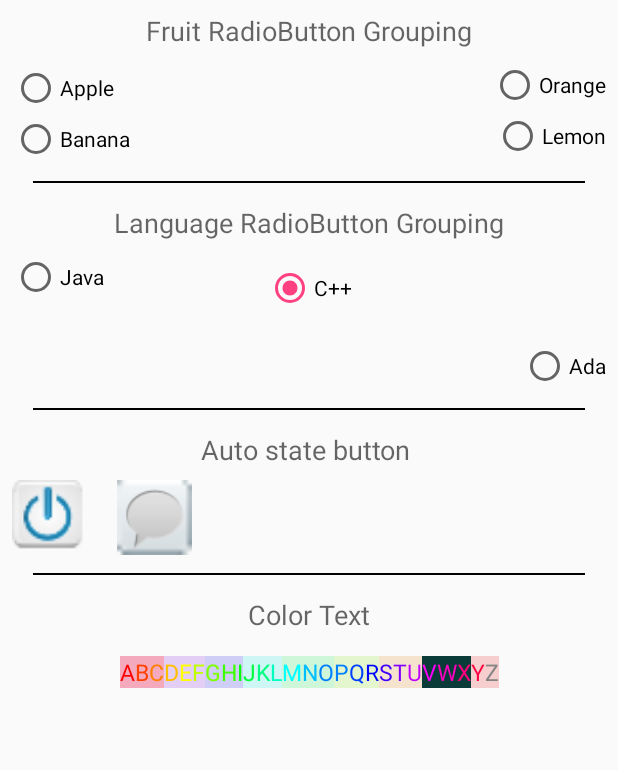
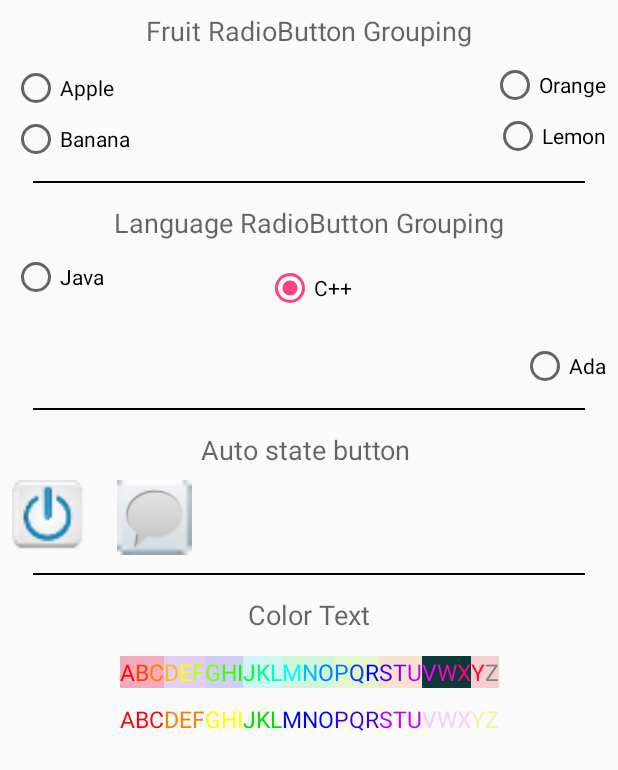
Before and after one commit to simair2000/AndroidUtils, an Android app: the screen it shows after launch (UIExamActivity), after a tap on "UI_TEST", on a phone screen of 412 x 824 dp. Shown: the top 770 px of the screen. Run offline under Robolectric (Android 15) with nearby library versions, the phone set to English and light mode, and no system bars; 2 other taps on this screen came first.

Commit message:
ColorTextView

```diff
--- a/00.AndroidUtils/app/src/main/java/com/simair/android/androidutils/example/UIExamActivity.java
+++ b/00.AndroidUtils/app/src/main/java/com/simair/android/androidutils/example/UIExamActivity.java
@@ -25,6 +25,7 @@ public class UIExamActivity extends AppCompatActivity implements ARadioGroup.Che
     private RadioButton radioAda;
     private ARadioGroup languageRadioGroup;
     private ColorTextView textColor;
+    private ColorTextView textColor2;
 
     public static Intent getIntent(Context context) {
         Intent i = new Intent(context, UIExamActivity.class);
@@ -83,6 +84,22 @@ public class UIExamActivity extends AppCompatActivity implements ARadioGroup.Che
         textColor.setTextColor("X", Color.parseColor("#FF0080"));
         textColor.setTextColor("Y", Color.parseColor("#FF0040"));
         textColor.setTextColor("Z", Color.parseColor("#848484"));
+
+
+
+
+        textColor2 = (ColorTextView)findViewById(R.id.textColor2);
+
+        ColorTextView.Part part1 = new ColorTextView.Part("ABC", Color.parseColor("#FF0000"));
+        ColorTextView.Part part2 = new ColorTextView.Part("DEF", Color.parseColor("#FF8000"));
+        ColorTextView.Part part3 = new ColorTextView.Part("GHI", Color.parseColor("#FFFF00"));
+        ColorTextView.Part part4 = new ColorTextView.Part("JKL", Color.parseColor("#01DF01"));
+        ColorTextView.Part part5 = new ColorTextView.Part("MNO", Color.parseColor("#0000FF"));
+        ColorTextView.Part part6 = new ColorTextView.Part("PQR", Color.parseColor("#3A01DF"));
+        ColorTextView.Part part7 = new ColorTextView.Part("STU", Color.parseColor("#BF00FF"));
+        ColorTextView.Part part8 = new ColorTextView.Part("VWX", Color.parseColor("#F6CEF5"));
+        ColorTextView.Part part9 = new ColorTextView.Part("YZ", Color.parseColor("#F2F5A9"));
+        textColor2.setTextColor(part1, part2, part3, part4, part5, part6, part7, part8, part9);
     }
 
     private void initStateButton() {
--- a/00.AndroidUtils/app/src/main/java/com/simair/android/androidutils/ui/ColorTextView.java
+++ b/00.AndroidUtils/app/src/main/java/com/simair/android/androidutils/ui/ColorTextView.java
@@ -29,9 +29,14 @@ public class ColorTextView extends TextView {
         spannableString = new SpannableString(getText().toString());
     }
 
-    public class Part {
+    public static class Part {
         String subString;
         int color;
+
+        public Part(String subString, int color) {
+            this.subString = subString;
+            this.color = color;
+        }
     }
 
     /**
--- a/00.AndroidUtils/app/src/main/res/layout/activity_uiexam.xml
+++ b/00.AndroidUtils/app/src/main/res/layout/activity_uiexam.xml
@@ -230,6 +230,20 @@
                 app:layout_constraintLeft_toLeftOf="parent"
                 app:layout_constraintRight_toRightOf="parent"
                 app:layout_constraintTop_toBottomOf="@+id/textView4"/>
+
+            <com.simair.android.androidutils.ui.ColorTextView
+                android:id="@+id/textColor2"
+                android:layout_width="wrap_content"
+                android:layout_height="wrap_content"
+                android:layout_marginLeft="8dp"
+                android:layout_marginRight="8dp"
+                android:layout_marginTop="10dp"
+                android:text="ABCDEFGHIJKLMNOPQRSTUVWXYZ"
+                android:textColor="@android:color/black"
+                android:textSize="15sp"
+                app:layout_constraintLeft_toLeftOf="parent"
+                app:layout_constraintRight_toRightOf="parent"
+                app:layout_constraintTop_toBottomOf="@+id/textColor"/>
         </android.support.constraint.ConstraintLayout>
     </LinearLayout>
 </ScrollView>
```
